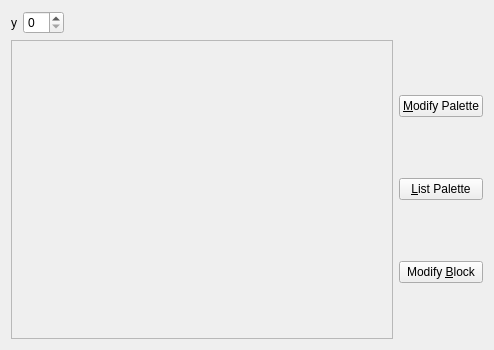
First picture: the form in src/qt/blockshowui.ui, repository DreamHelium/dhlrc, before the edit.
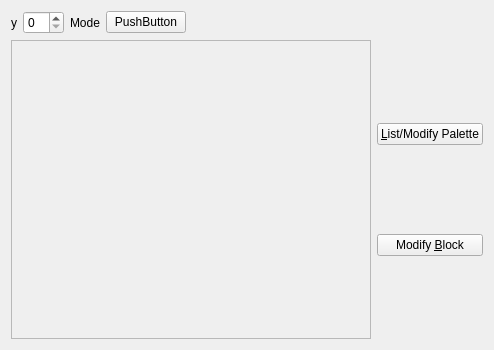
Second picture: the form after the edit.

```diff
--- a/src/qt/blockshowui.ui
+++ b/src/qt/blockshowui.ui
@@ -26,6 +26,20 @@
      <item>
       <widget class="QSpinBox" name="spinBox"/>
      </item>
+     <item>
+      <widget class="QLabel" name="label_2">
+       <property name="text">
+        <string>Mode</string>
+       </property>
+      </widget>
+     </item>
+     <item>
+      <widget class="QPushButton" name="modeBtn">
+       <property name="text">
+        <string notr="true">PushButton</string>
+       </property>
+      </widget>
+     </item>
      <item>
       <spacer name="horizontalSpacer">
        <property name="orientation">
@@ -53,8 +67,8 @@
          <rect>
           <x>0</x>
           <y>0</y>
-          <width>364</width>
-          <height>292</height>
+          <width>338</width>
+          <height>290</height>
          </rect>
         </property>
        </widget>
@@ -62,17 +76,10 @@
      </item>
      <item>
       <layout class="QVBoxLayout" name="verticalLayout_2">
-       <item>
-        <widget class="QPushButton" name="mpBtn">
-         <property name="text">
-          <string>&amp;Modify Palette</string>
-         </property>
-        </widget>
-       </item>
        <item>
         <widget class="QPushButton" name="lpBtn">
          <property name="text">
-          <string>&amp;List Palette</string>
+          <string>&amp;List/Modify Palette</string>
          </property>
         </widget>
        </item>
```
